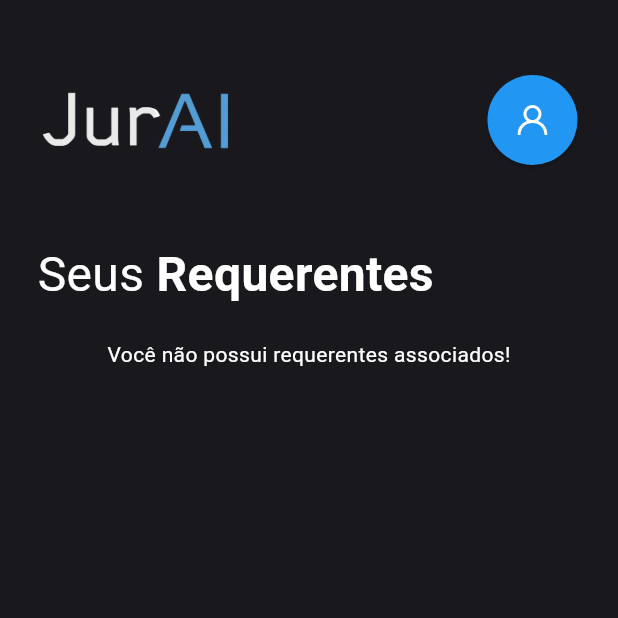
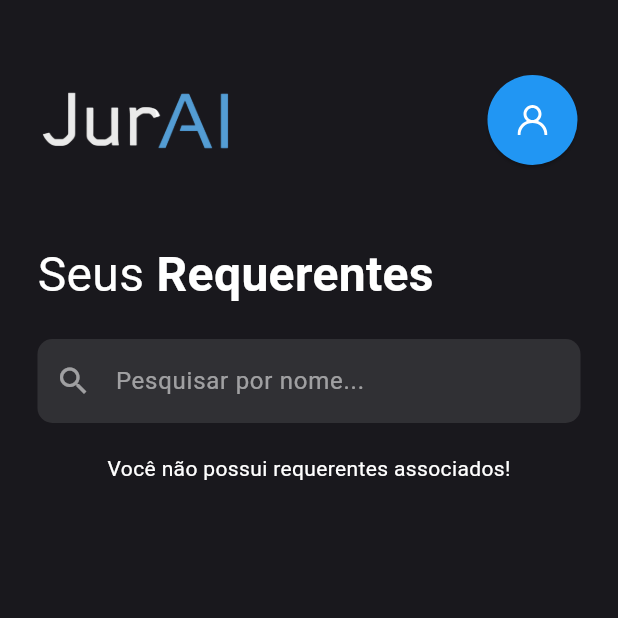
Before and after one commit to jurai-git/jurai-mobile, a Flutter app: the Clients screen opened directly, on a phone screen of 412 x 824 dp, the top half of it. Run offline on Flutter 3.47's test engine with Material 3 defaults, Android fonts, the phone set to English and light mode, and no system bars; our stand-ins replace auto_size_text, carousel_slider, either_dart, file_picker, flutter_riverpod, flutter_secure_storage and 4 more; accounts and stored records are empty; generated files the repository leaves out were written again; Roboto replaces fonts that are missing (MPLUSRounded1c).

Commit message:
add: textfield for filter requerentes and demandas

```diff
--- a/lib/features/home/view/pages/clients.dart
+++ b/lib/features/home/view/pages/clients.dart
@@ -17,10 +17,37 @@ class Clients extends ConsumerStatefulWidget {
 late var finalList;
 late var currentRequerente;
 int buttonIndex = 0;
-enum Options { personal, general, adress }
 
 class _ClientsState extends ConsumerState<Clients> {
-  bool isLoading=true;
+  bool isLoading = true;
+  final TextEditingController _searchController = TextEditingController();
+  List<Requerente> _filteredRequerentes = [];
+
+  @override
+  void initState() {
+    super.initState();
+    _searchController.addListener(_filterRequerentes);
+  }
+
+  @override
+  void dispose() {
+    _searchController.removeListener(_filterRequerentes);
+    _searchController.dispose();
+    super.dispose();
+  }
+
+  void _filterRequerentes() {
+    final query = _searchController.text.toLowerCase();
+    final requerenteListAsync = ref.read(requerenteListProvider);
+    requerenteListAsync.whenData((requerentes) {
+      setState(() {
+        _filteredRequerentes = requerentes
+            .where((requerente) =>
+                requerente.nome.toLowerCase().contains(query))
+            .toList();
+      });
+    });
+  }
 
   @override
   Widget build(BuildContext context) {
@@ -90,49 +117,76 @@ class _ClientsState extends ConsumerState<Clients> {
               ),
               Container(
                 padding: EdgeInsets.symmetric(horizontal: 25),
+                margin: EdgeInsets.only(bottom: 20),
+                child: TextFormField(
+                  controller: _searchController,
+                  style: TextStyle(color: Colors.white),
+                  decoration: InputDecoration(
+                    hintText: 'Pesquisar por nome...',
+                    hintStyle: TextStyle(color: Colors.white54),
+                    prefixIcon: Icon(Icons.search, color: Colors.white54),
+                    filled: true,
+                    fillColor: Colors.white10,
+                    border: OutlineInputBorder(
+                      borderRadius: BorderRadius.circular(10),
+                      borderSide: BorderSide.none,
+                    ),
+                  ),
+                ),
+              ),
+              Container(
+                padding: EdgeInsets.symmetric(horizontal: 25),
                 child: requerenteListAsync.when(
                   data: (requerentes) {
-                      WidgetsBinding.instance.addPostFrameCallback((_){
-                        if(isLoading){
+                    WidgetsBinding.instance.addPostFrameCallback((_) {
+                      if (isLoading) {
                         setState(() {
                           isLoading = false;
+                          if (_filteredRequerentes.isEmpty &&
+                              _searchController.text.isEmpty) {
+                            _filteredRequerentes = requerentes;
+                          }
                         });
                       }
                     });
                     if (requerentes.isEmpty) {
-                        return const Text(
+                      return  Text(
                         'Você não possui requerentes associados!',
                         style: TextStyle(color: Colors.white),
                       );
                     }
+                    final displayList = _searchController.text.isNotEmpty
+                        ? _filteredRequerentes
+                        : requerentes;
                     return Column(
-                        children: requerentes.asMap().entries.map((entry) {
+                      children: displayList.asMap().entries.map((entry) {
                         return RequerentesViewButton(
                           requerente: entry.value,
                           ref: ref,
                         );
                       }).toList(),
                     );
-
                   },
                   loading: () {
-                      WidgetsBinding.instance.addPostFrameCallback((_){
-                        if(!isLoading){
+                    WidgetsBinding.instance.addPostFrameCallback((_) {
+                      if (!isLoading) {
                         setState(() {
                           isLoading = true;
                         });
                       }
                     });
-
                     return Skeletonizer(
                       enabled: true,
                       enableSwitchAnimation: true,
                       child: ListView.builder(
                         shrinkWrap: true,
-                        physics: const NeverScrollableScrollPhysics(),
-                        itemCount: (MediaQuery.of(context).size.height/200).toInt(),
+                        physics: NeverScrollableScrollPhysics(),
+                        itemCount: (MediaQuery.of(context).size.height / 200).toInt(),
                         itemBuilder: (context, index) {
-                          return RequerentesViewButton(requerente: Requerente.f(), ref: ref);
+                          return RequerentesViewButton(
+                            requerente: Requerente.f(),
+                            ref: ref,
+                          );
                         },
                       ),
                     );
@@ -147,7 +201,6 @@ class _ClientsState extends ConsumerState<Clients> {
           ),
         ),
       ),
-
     );
   }
 }
```
Also changed, not shown: lib/features/home/view/pages/documents.dart (+55 -3 lines). Lines whose indentation alone changed are shown as unchanged.
